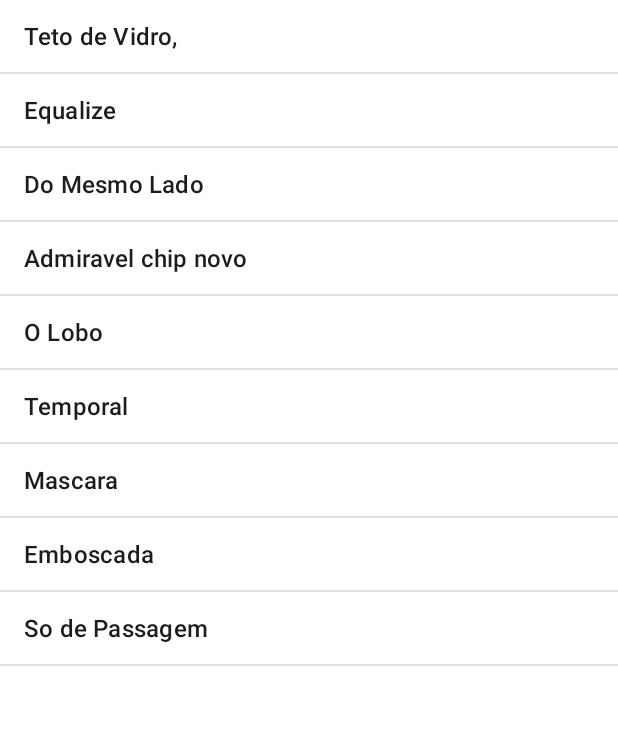
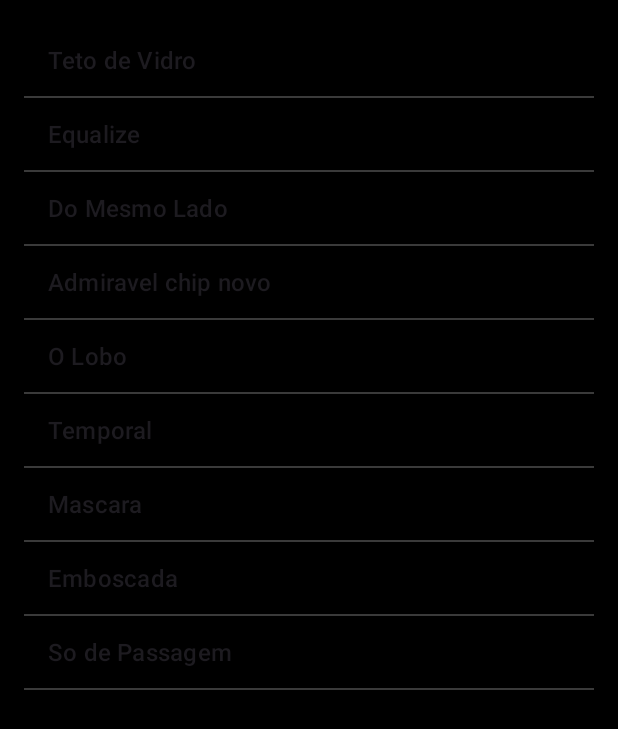
Before and after one commit to LeticiaFuruse/Android-Studio, an Android app: the lista_spotfy screen opened directly, with no data from a screen before it, on a phone screen of 412 x 824 dp. Shown: the top 729 px of the screen. Run offline under Robolectric (Android 15) with nearby library versions, the phone set to English and light mode, and no system bars; Roboto replaces fonts that are not available here.

Commit message:
alterando play music

```diff
--- a/app/src/main/java/com/example/meusegundoapp/lista_spotfy.kt
+++ b/app/src/main/java/com/example/meusegundoapp/lista_spotfy.kt
@@ -18,7 +18,7 @@ class lista_spotfy : AppCompatActivity() {
         val arrayAdapter:ArrayAdapter<*>
 
         //variavel que receve uma funcao que popula um array
-        val cantores = arrayOf("Teto de Vidro," ,
+        val cantores = arrayOf("Teto de Vidro" ,
             "Equalize",
             "Do Mesmo Lado",
             "Admiravel chip novo",
--- a/app/src/main/res/layout/activity_lista_spotfy.xml
+++ b/app/src/main/res/layout/activity_lista_spotfy.xml
@@ -8,13 +8,21 @@
     android:layout_width="match_parent"
     android:layout_height="match_parent"
     android:orientation="vertical"
+    android:background="#000000"
     tools:context=".lista_spotfy">
 
     <ListView
+        android:id="@+id/lista_spotfy"
         android:layout_width="match_parent"
         android:layout_height="match_parent"
-        android:id="@+id/lista_spotfy"
-        android:background="#FFFFFF"
+        android:padding="16dp"
+        android:textColor="#CCCCCC"
+        android:layout_gravity="center"
+        android:textAlignment="center"
+        android:textSize="18sp"
+
+
+        android:divider="#3A3A3A"
+        android:dividerHeight="1dp"
         />
-
 </LinearLayout>
```
